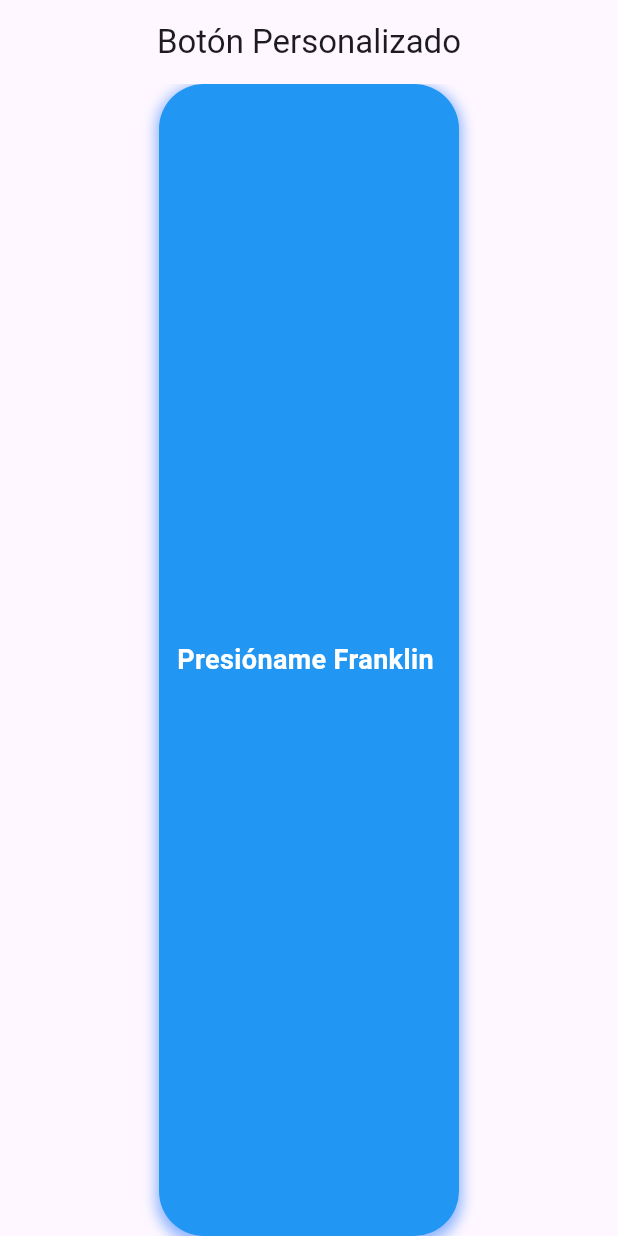
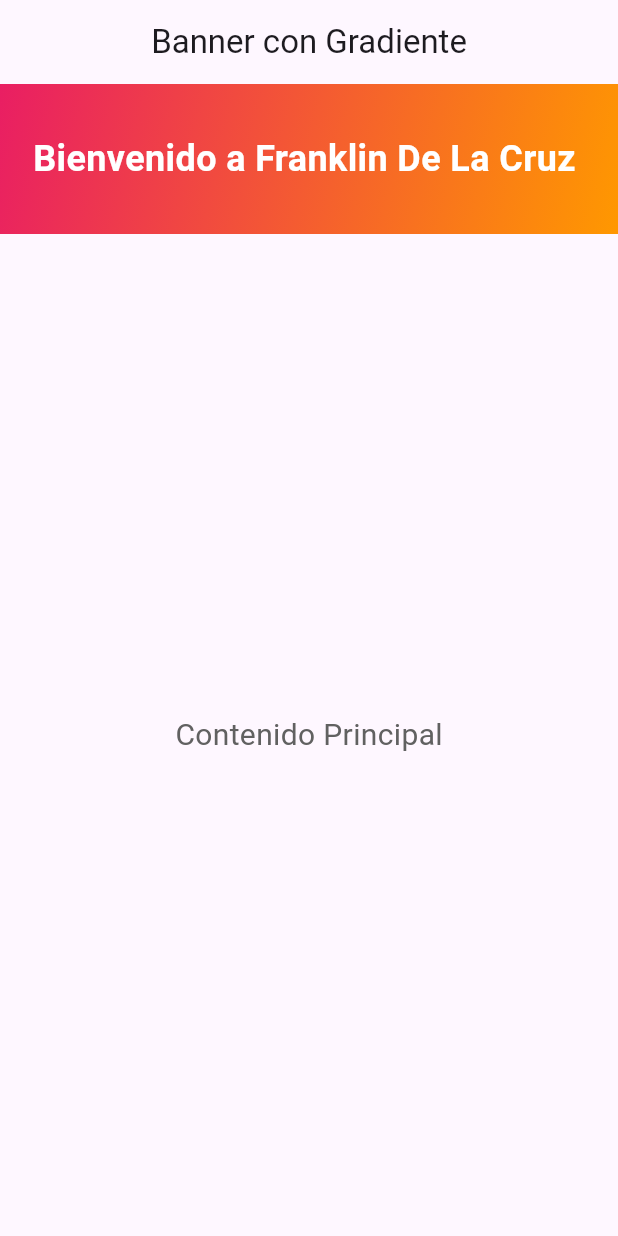
Before and after one commit to frafranklin/Flutter01, a Flutter app: the screen it shows after launch, on a phone screen of 412 x 824 dp. Run offline on Flutter 3.47's test engine with Material 3 defaults, Android fonts, the light colour scheme and no system bars.

Commit message:
BannerDegradiente

```diff
--- a/lib/main.dart
+++ b/lib/main.dart
@@ -1,68 +1,65 @@
 import 'package:flutter/material.dart';
 
-void main() => runApp(BotonPersonalizadoApp());
+void main() => runApp(BannerGradienteApp());
 
-class BotonPersonalizadoApp extends StatelessWidget {
+class BannerGradienteApp extends StatelessWidget {
   @override
   Widget build(BuildContext context) {
     return MaterialApp(
-      title: 'Botón Personalizado',
+      title: 'Banner con Gradiente',
       theme: ThemeData(
-        primarySwatch: Colors.blue,
+        primarySwatch: Colors.pink,
       ),
-      home: BotonPersonalizadoPage(),
+      home: BannerGradientePage(),
     );
   }
 }
 
-class BotonPersonalizadoPage extends StatelessWidget {
-// Función que se ejecuta al presionar el botón
-  void _accionBoton(BuildContext context) {
-    ScaffoldMessenger.of(context).showSnackBar(
-      SnackBar(
-        content: Text('¡Botón Presionado!'),
-        duration: Duration(seconds: 2),
-      ),
-    );
-  }
-
+class BannerGradientePage extends StatelessWidget {
   @override
   Widget build(BuildContext context) {
     return Scaffold(
       appBar: AppBar(
-        title: Text('Botón Personalizado'),
+        title: Text('Banner con Gradiente'),
         centerTitle: true,
       ),
-      body: Center(
-        child: GestureDetector(
-          onTap: () => _accionBoton(context),
-          child: Container(
-            width: 200.0,
-            padding: EdgeInsets.symmetric(vertical: 15.0),
+      body: Column(
+        children: [
+// Banner con gradiente y texto
+          Container(
+            height: 100.0,
+            width: double.infinity,
             decoration: BoxDecoration(
-              color: Colors.blue,
-              borderRadius: BorderRadius.circular(30.0),
-              boxShadow: [
-                BoxShadow(
-                  color: Colors.blueAccent.withOpacity(0.6),
-                  spreadRadius: 2,
-                  blurRadius: 7,
-                  offset: Offset(0, 3),
-                ),
-              ],
+              gradient: LinearGradient(
+                colors: [Colors.pink, Colors.orange],
+                begin: Alignment.topLeft,
+                end: Alignment.bottomRight,
+              ),
             ),
             child: Center(
               child: Text(
-                'Presióname Franklin ',
+                'Bienvenido a Franklin De La Cruz ',
                 style: TextStyle(
                   color: Colors.white,
-                  fontSize: 18.0,
+                  fontSize: 24.0,
                   fontWeight: FontWeight.bold,
                 ),
               ),
             ),
           ),
-        ),
+// Contenido adicional para demostrar el layout
+          Expanded(
+            child: Center(
+              child: Text(
+                'Contenido Principal',
+                style: TextStyle(
+                  fontSize: 20.0,
+                  color: Colors.grey[700],
+                ),
+              ),
+            ),
+          ),
+        ],
       ),
     );
   }
```
